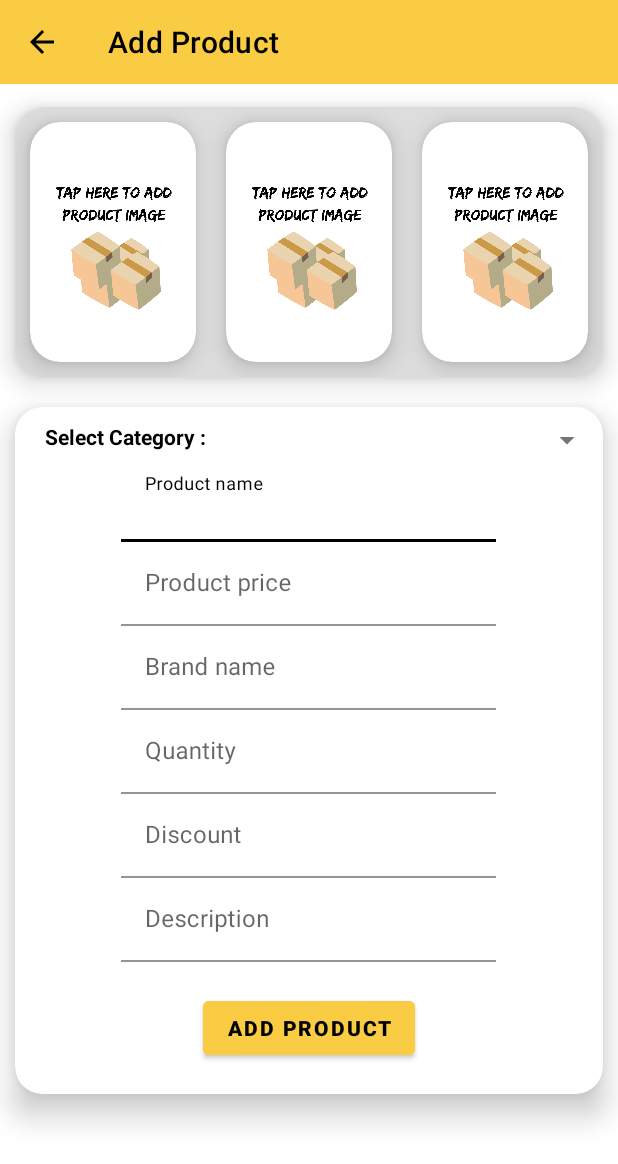
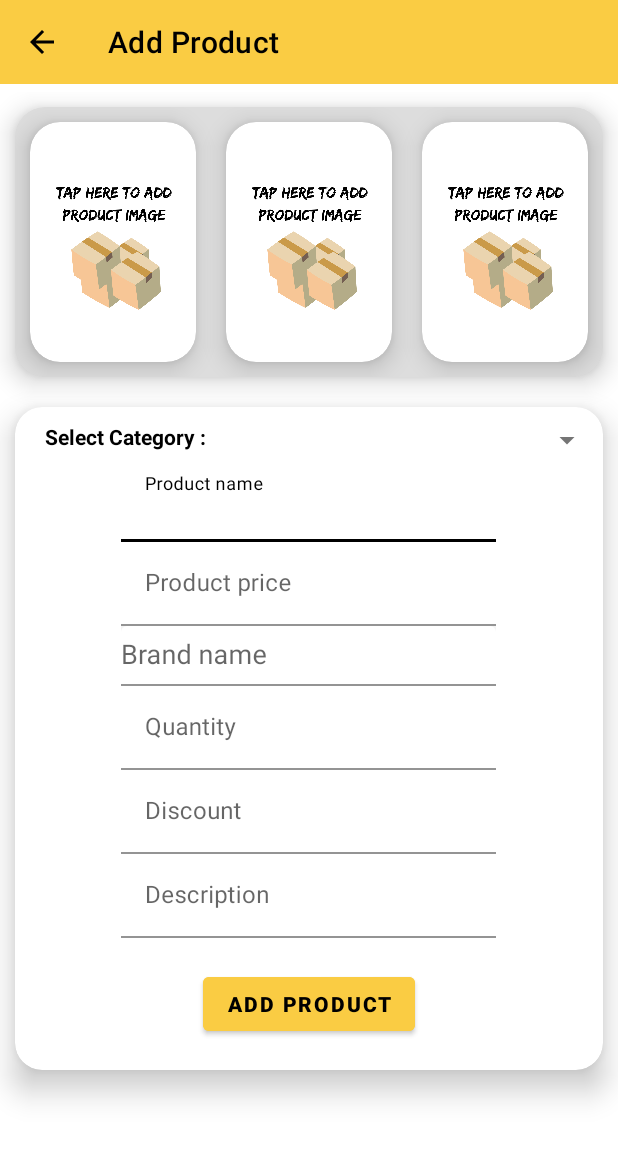
Before and after one commit to Group-4HardwareApp/hardwarewalaseller, an Android app: the AddProduct screen opened directly, with no data from a screen before it, on a phone screen of 412 x 824 dp. Shown: the top 1164 px of the screen. Run offline under Robolectric (Android 15) with nearby library versions, the phone set to English and light mode, and no system bars; our stand-ins replace Picasso; libraries missing offline, so code that uses them is left out: com.basgeekball.awesomevalidation, com.theartofdev.edmodo; pictures from the network do not load; Roboto replaces fonts that are not available here; 5 statements that could not run were skipped.

Commit message:
3rdbranch

```diff
--- a/app/src/main/java/com/e/hardwarewalaseller/AddProduct.java
+++ b/app/src/main/java/com/e/hardwarewalaseller/AddProduct.java
@@ -19,6 +19,7 @@ import android.view.MotionEvent;
 import android.view.View;
 import android.widget.AdapterView;
 import android.widget.ArrayAdapter;
+import android.widget.EditText;
 import android.widget.Toast;
 
 import androidx.annotation.Nullable;
@@ -98,6 +99,8 @@ public class AddProduct extends AppCompatActivity {
 
         validatingField();
 
+        addBrandName();
+
         Intent intentupdate = getIntent();
         p= (Product) intentupdate.getSerializableExtra("product");
         isUpdate = intentupdate.getBooleanExtra("isUpdate",false);
@@ -131,8 +134,55 @@ public class AddProduct extends AppCompatActivity {
             addProductImage();
         }
 
+    }
+
+    private void addBrandName() {
+//        activityAddProductBinding.etbrandname.auto
+        ArrayList<String> brandList = new ArrayList<>();
+        brandList.add("Sintex");
+        brandList.add("Tango");
+        brandList.add("Havells ");
+        brandList.add("Philips");
+        brandList.add("Polycab");
+            brandList.add("Taparia");
+            brandList.add("Hitachi");
+            brandList.add("Vega");
+            brandList.add("Godrej");
+            brandList.add("Tata");
+            brandList.add("Cumi Metabo");
+            brandList.add("Rolson");
+            brandList.add("Dewalt Leatherman");
+            brandList.add("Jackly ");
+            brandList.add("Europa");
+            brandList.add("Aakrati ");
+            brandList.add("Jaquar");
+            brandList.add("Ceramic");
+            brandList.add("Kaymo");
+            brandList.add("Cumi");
+            brandList.add("Hindware");
+            brandList.add("Taisen ");
+            brandList.add("Kasta");
+            brandList.add("WaterWall");
+            brandList.add("Supreme");
+            brandList.add("Astral ");
+        brandList.add("CPVC");
+            brandList.add("Prince");
+            brandList.add("German");
+            brandList.add("Curved");
+            brandList.add("Ketsy");
+            brandList.add("DOCOSS");
+            brandList.add("SCONNA");
+            brandList.add("Alton");
+            brandList.add("Arise");
+            brandList.add("Quick");
+            brandList.add("Zesta");
+            brandList.add("Hexagon");
+            brandList.add("lavabo");
+            brandList.add("ParryWare");
 
 
+            ArrayAdapter<String> brandAdapter= new ArrayAdapter<String>(this, android.R.layout.simple_list_item_1,brandList);
+            activityAddProductBinding.etbrandname.setAdapter(brandAdapter);
     }
 
     private void UpdateProductDetails() {
--- a/app/src/main/java/com/e/hardwarewalaseller/Home.java
+++ b/app/src/main/java/com/e/hardwarewalaseller/Home.java
@@ -69,7 +69,7 @@ public class Home extends AppCompatActivity {
     //    NavigationHeaderBinding navigationHeaderBinding;
     ActivityHomeBinding activityHomeBinding;
     ActionBarDrawerToggle toggle;
-    String inputQuery;
+//    String inputQuery;
     FirebaseUser currentUser;
     //hardcoded
 
@@ -77,7 +77,7 @@ public class Home extends AppCompatActivity {
     ProductAdapter productAdapter;
     CategoryAdapter categoryAdapter;
     SharedPreferences sp;
-    SearchView searchView;
+//    SearchView searchView;
     String name = "";
 
     @Override
--- a/app/src/main/res/layout/activity_add_product.xml
+++ b/app/src/main/res/layout/activity_add_product.xml
@@ -68,7 +68,6 @@
                             app:cardElevation="10dp">
 
                             <ImageView
-
                                 android:id="@+id/iv1"
                                 android:layout_width="match_parent"
                                 android:layout_height="160dp"
@@ -272,13 +271,16 @@
                         android:layout_gravity="center"
                         app:boxBackgroundColor="#FFFFFF">
 
-                        <EditText
+                        <androidx.appcompat.widget.AppCompatAutoCompleteTextView
+                            android:elevation="20dp"
+                            android:completionThreshold="1"
+                            android:inputType="textAutoComplete|textAutoCorrect"
                             android:id="@+id/etbrandname"
                             android:layout_width="250dp"
-                            android:layout_height="wrap_content"
+                            android:layout_height="40dp"
                             android:layout_gravity="center"
                             android:hint="Brand name"
-                            android:inputType="text" />
+                            />
 
                     </com.google.android.material.textfield.TextInputLayout>
 
```
